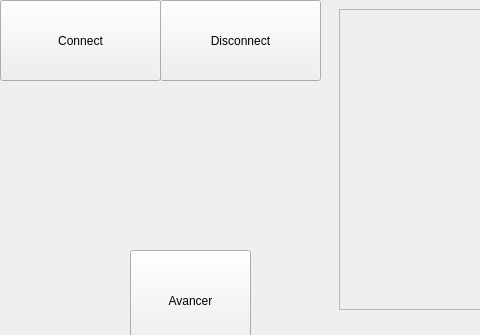
This is WiFiBot/mainwindow.ui in Federdispi/WiFiBot as Qt 5 draws it before an edit; both pictures show x 0 to 480 and y 0 to 335 of the 800 by 600 pixel window. The edited form follows.
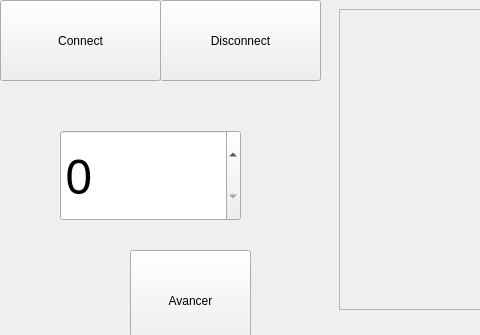
This is the edited form.

Diff of the .ui file:
```diff
--- a/WiFiBot/mainwindow.ui
+++ b/WiFiBot/mainwindow.ui
@@ -108,6 +108,34 @@
      <enum>QFrame::Raised</enum>
     </property>
    </widget>
+   <widget class="QDoubleSpinBox" name="speed">
+    <property name="geometry">
+     <rect>
+      <x>60</x>
+      <y>130</y>
+      <width>181</width>
+      <height>91</height>
+     </rect>
+    </property>
+    <property name="sizePolicy">
+     <sizepolicy hsizetype="Minimum" vsizetype="Fixed">
+      <horstretch>0</horstretch>
+      <verstretch>0</verstretch>
+     </sizepolicy>
+    </property>
+    <property name="font">
+     <font>
+      <family>Tw Cen MT Condensed Extra Bold</family>
+      <pointsize>36</pointsize>
+     </font>
+    </property>
+    <property name="decimals">
+     <number>0</number>
+    </property>
+    <property name="maximum">
+     <double>200.000000000000000</double>
+    </property>
+   </widget>
   </widget>
   <widget class="QMenuBar" name="menubar">
    <property name="geometry">
```
Left out of the diff: 2 changed lines with no effect on the pictures.
